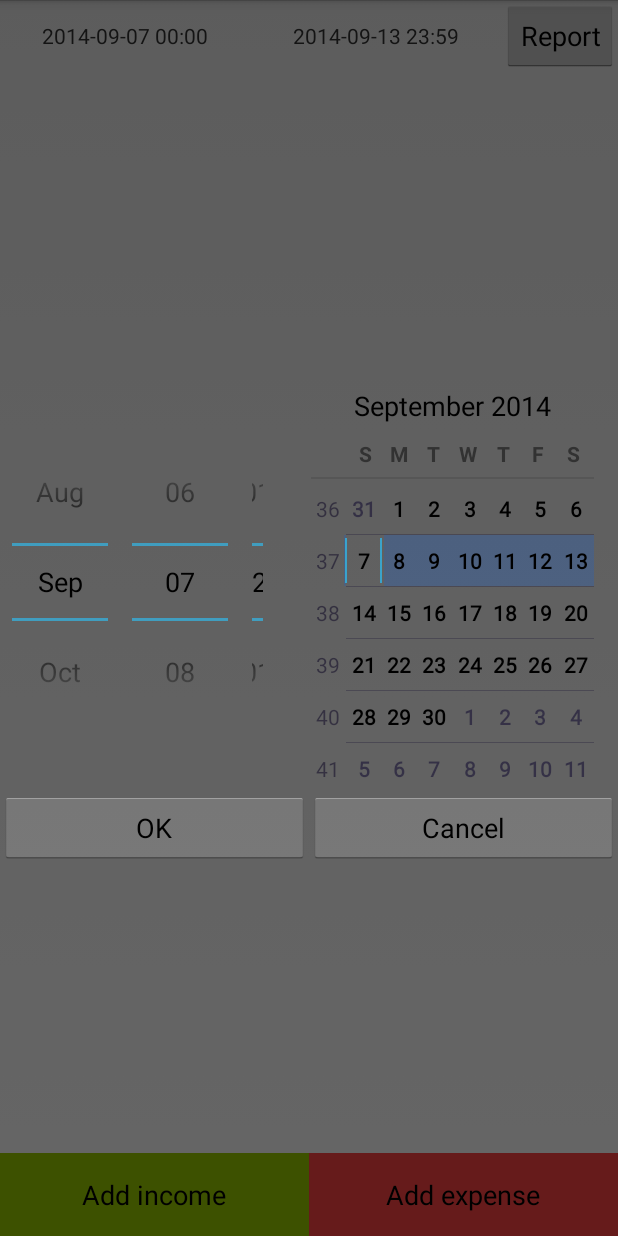
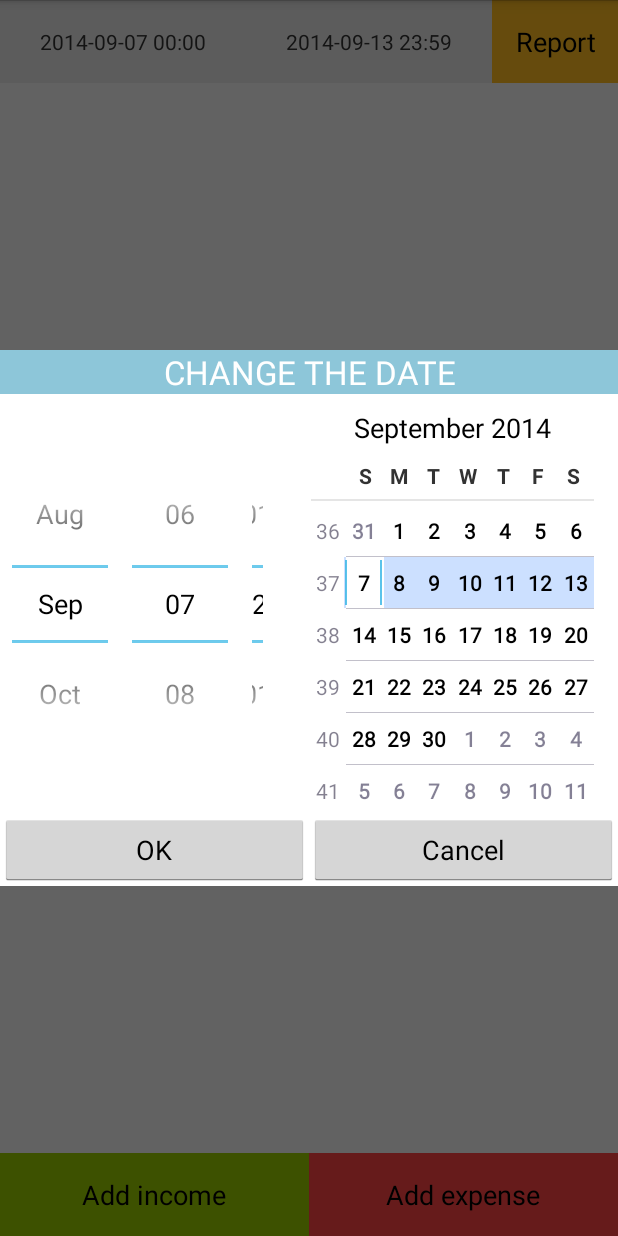
Before and after one commit to yev-kanivets/open_money_tracker, an Android app: the screen it shows after launch (MainActivity), after a tap on an icon or button, on a phone screen of 412 x 824 dp. Run offline under Robolectric (Android 15) with nearby library versions, the phone set to English and light mode, and no system bars.

Commit message:
Customized view of date-and-report bar

```diff
--- /dev/null
+++ b/app/src/main/res/drawable/selector_change_date.xml
@@ -0,0 +1,6 @@
+<?xml version="1.0" encoding="utf-8"?>
+
+<selector xmlns:android="http://schemas.android.com/apk/res/android">
+    <item android:state_pressed="false" android:drawable="@color/grey"/>
+    <item android:state_pressed="true" android:drawable="@color/dark_grey"/>
+</selector>
--- /dev/null
+++ b/app/src/main/res/drawable/selector_report.xml
@@ -0,0 +1,6 @@
+<?xml version="1.0" encoding="utf-8"?>
+
+<selector xmlns:android="http://schemas.android.com/apk/res/android">
+    <item android:state_pressed="false" android:drawable="@color/yellow_light"/>
+    <item android:state_pressed="true" android:drawable="@color/yellow_dark"/>
+</selector>
--- a/app/src/main/res/layout/activity_main.xml
+++ b/app/src/main/res/layout/activity_main.xml
@@ -2,13 +2,15 @@
     android:orientation="vertical"
     android:layout_width="fill_parent"
     android:layout_height="fill_parent"
-    xmlns:android="http://schemas.android.com/apk/res/android">
+    xmlns:android="http://schemas.android.com/apk/res/android"
+    android:background="@color/light_grey">
 
     <LinearLayout
         android:orientation="horizontal"
         android:layout_width="match_parent"
         android:layout_height="wrap_content"
-        android:layout_gravity="center_horizontal">
+        android:layout_gravity="center_horizontal"
+        android:background="@color/grey">
 
         <TextView
             android:layout_width="wrap_content"
@@ -16,6 +18,7 @@
             android:text="New Text"
             android:id="@+id/tv_from_date"
             android:layout_weight="1"
+            android:background="@drawable/selector_change_date"
             android:gravity="center" />
 
         <TextView
@@ -24,13 +27,16 @@
             android:text="New Text"
             android:id="@+id/tv_to_date"
             android:layout_weight="1"
+            android:background="@drawable/selector_change_date"
             android:gravity="center" />
 
         <Button
             android:layout_width="wrap_content"
             android:layout_height="wrap_content"
             android:text="@string/report"
-            android:id="@+id/btn_report" />
+            android:id="@+id/btn_report"
+            android:background="@drawable/selector_report"
+            android:padding="15dp" />
     </LinearLayout>
 
     <ListView
--- a/app/src/main/res/layout/dialog_change_date.xml
+++ b/app/src/main/res/layout/dialog_change_date.xml
@@ -2,7 +2,20 @@
 
 <LinearLayout xmlns:android="http://schemas.android.com/apk/res/android"
     android:orientation="vertical" android:layout_width="match_parent"
-    android:layout_height="match_parent">
+    android:layout_height="match_parent"
+    android:background="@color/white"
+    android:layout_gravity="center">
+
+    <TextView
+        android:layout_width="match_parent"
+        android:layout_height="wrap_content"
+        android:textAppearance="?android:attr/textAppearanceLarge"
+        android:text="@string/change_date"
+        android:background="@color/blue"
+        android:textColor="@color/white"
+        android:gravity="center"
+        android:textAllCaps="true"
+        android:id="@+id/tv_title" />
 
     <DatePicker
         android:layout_width="wrap_content"
--- a/app/src/main/res/values/colors.xml
+++ b/app/src/main/res/values/colors.xml
@@ -15,4 +15,13 @@
     <color name="red_light">#ff4444</color>
     <color name="red">#e21d1d</color>
     <color name="red_dark">#cc0000</color>
+
+    <color name="light_grey">#f6f6f6</color>
+    <color name="grey">#e8e8e8</color>
+    <color name="dark_grey">#d6d6d6</color>
+
+    <color name="yellow_light">#ffbd21</color>
+    <color name="yellow">#ffa00e</color>
+    <color name="yellow_dark">#ff8a00</color>
+
 </resources>
--- a/app/src/main/res/values/strings.xml
+++ b/app/src/main/res/values/strings.xml
@@ -18,5 +18,6 @@
 
     <string name="wrong_number_text">Sorry, but entered data is wrong!</string>
     <string name="report">Report</string>
+    <string name="change_date">CHANGE THE DATE</string>
 
 </resources>
```
